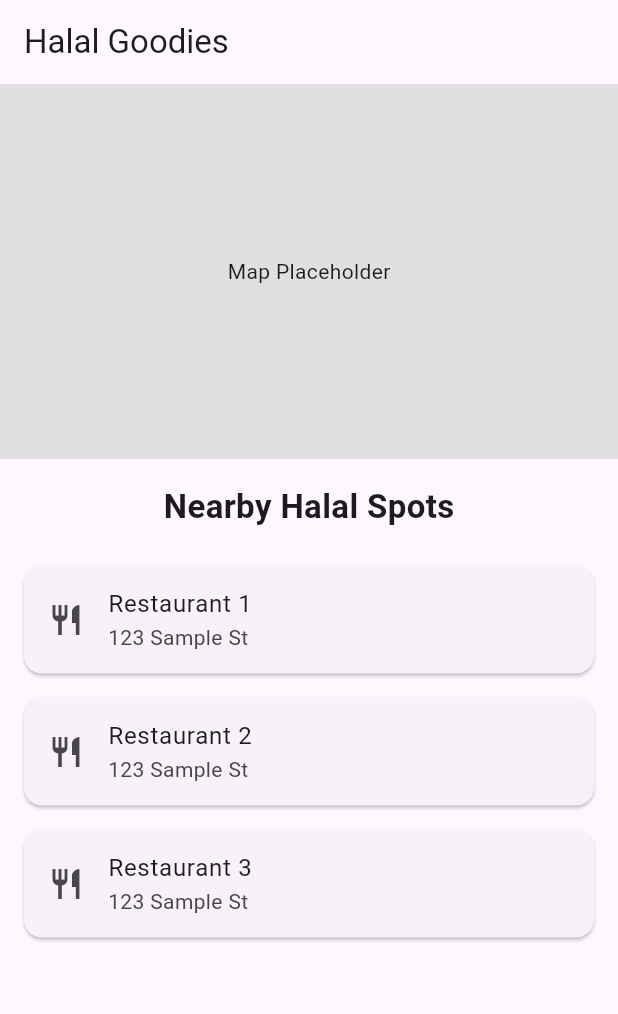
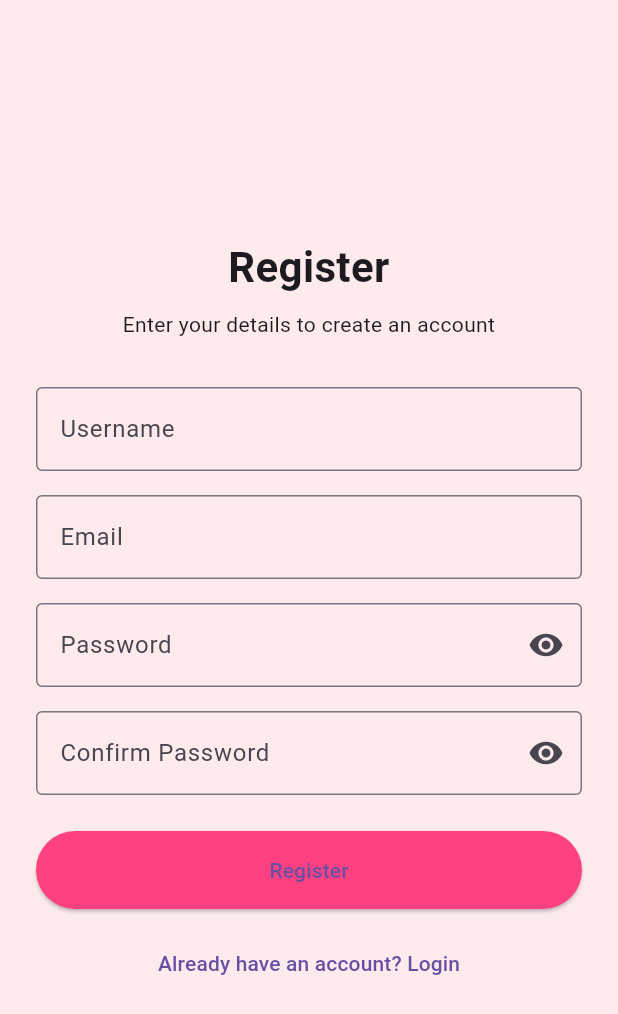
Before and after one commit to June-cpu/Halal-Goodies, a Flutter app: the screen it shows after launch, on a phone screen of 412 x 824 dp. Shown: the top 1014 px of the screen. Run offline on Flutter 3.47's test engine with Material 3 defaults, Android fonts, the phone set to English and light mode, and no system bars; our stand-ins replace firebase_core; accounts and stored records are empty.

Commit message:
Register Screens Added

```diff
--- a/lib/main.dart
+++ b/lib/main.dart
@@ -1,6 +1,6 @@
 import 'package:flutter/material.dart';
 import 'package:halal_goodies/services/firebase_initializer.dart';
-import 'package:halal_goodies/screens/home_screen.dart';
+import 'screens/register_screen.dart';
 
 void main() async {
   await initializeFirebase();
@@ -13,7 +13,7 @@ class MyApp extends StatelessWidget {
   @override
   Widget build(BuildContext context) {
     return const MaterialApp(
-      home: HomeScreen(),
+      home: RegisterScreen(),
     );
   }
 }
--- /dev/null
+++ b/lib/screens/register_screen.dart
@@ -0,0 +1,166 @@
+import 'package:flutter/material.dart';
+import 'login_screen.dart';
+import 'email_verification_screen.dart';
+
+class RegisterScreen extends StatefulWidget {
+  const RegisterScreen({super.key});
+
+  @override
+  State<RegisterScreen> createState() => _RegisterScreenState();
+}
+
+class _RegisterScreenState extends State<RegisterScreen> {
+  final _formKey = GlobalKey<FormState>();
+
+  final _usernameController = TextEditingController();
+  final _emailController = TextEditingController();
+  final _passwordController = TextEditingController();
+  final _confirmController = TextEditingController();
+
+  bool _obscurePassword = true;
+  bool _obscureConfirm = true;
+
+  @override
+  void dispose() {
+    _usernameController.dispose();
+    _emailController.dispose();
+    _passwordController.dispose();
+    _confirmController.dispose();
+    super.dispose();
+  }
+
+  void _onRegister() {
+    if (_formKey.currentState!.validate()) {
+      print('Form is valid. Registering...');
+      Navigator.push(
+        context,
+        MaterialPageRoute(builder: (_) => const EmailVerificationScreen()),
+      );
+    } else {
+      print('Validation failed');
+    }
+  }
+
+  @override
+  Widget build(BuildContext context) {
+    return Scaffold(
+      backgroundColor: const Color(0xFFFCEAEC),
+      body: Center(
+        child: SingleChildScrollView(
+          padding: const EdgeInsets.all(24),
+          child: Form(
+            key: _formKey,
+            child: Column(
+              crossAxisAlignment: CrossAxisAlignment.stretch,
+              children: [
+                const Text(
+                  "Register",
+                  style: TextStyle(fontSize: 28, fontWeight: FontWeight.bold),
+                  textAlign: TextAlign.center,
+                ),
+                const SizedBox(height: 8),
+                const Text(
+                  "Enter your details to create an account",
+                  textAlign: TextAlign.center,
+                ),
+                const SizedBox(height: 32),
+                TextFormField(
+                  controller: _usernameController,
+                  decoration: const InputDecoration(
+                    labelText: "Username",
+                    border: OutlineInputBorder(),
+                  ),
+                  validator: (value) {
+                    if (value == null || value.isEmpty) {
+                      return 'Please enter your username';
+                    }
+                    return null;
+                  },
+                ),
+                const SizedBox(height: 16),
+                TextFormField(
+                  controller: _emailController,
+                  decoration: const InputDecoration(
+                    labelText: "Email",
+                    border: OutlineInputBorder(),
+                  ),
+                  validator: (value) {
+                    if (value == null || value.isEmpty) {
+                      return 'Please enter your email';
+                    }
+                    if (!RegExp(r'^[^@]+@[^@]+\.[^@]+').hasMatch(value)) {
+                      return 'Please enter a valid email';
+                    }
+                    return null;
+                  },
+                ),
+                const SizedBox(height: 16),
+                TextFormField(
+                  controller: _passwordController,
+                  obscureText: _obscurePassword,
+                  decoration: InputDecoration(
+                    labelText: "Password",
+                    border: const OutlineInputBorder(),
+                    suffixIcon: IconButton(
+                      icon: Icon(_obscurePassword ? Icons.visibility : Icons.visibility_off),
+                      onPressed: () =>
+                          setState(() => _obscurePassword = !_obscurePassword),
+                    ),
+                  ),
+                  validator: (value) {
+                    if (value == null || value.isEmpty) {
+                      return 'Please enter a password';
+                    }
+                    if (value.length < 6) {
+                      return 'Password must be at least 6 characters';
+                    }
+                    return null;
+                  },
+                ),
+                const SizedBox(height: 16),
+                TextFormField(
+                  controller: _confirmController,
+                  obscureText: _obscureConfirm,
+                  decoration: InputDecoration(
+                    labelText: "Confirm Password",
+                    border: const OutlineInputBorder(),
+                    suffixIcon: IconButton(
+                      icon: Icon(_obscureConfirm ? Icons.visibility : Icons.visibility_off),
+                      onPressed: () =>
+                          setState(() => _obscureConfirm = !_obscureConfirm),
+                    ),
+                  ),
+                  validator: (value) {
+                    if (value != _passwordController.text) {
+                      return 'Passwords do not match';
+                    }
+                    return null;
+                  },
+                ),
+                const SizedBox(height: 24),
+                ElevatedButton(
+                  onPressed: _onRegister,
+                  style: ElevatedButton.styleFrom(
+                    backgroundColor: Colors.pinkAccent,
+                    padding: const EdgeInsets.symmetric(vertical: 16),
+                  ),
+                  child: const Text("Register"),
+                ),
+                const SizedBox(height: 12),
+                TextButton(
+                  onPressed: () {
+                    Navigator.push(
+                      context,
+                      MaterialPageRoute(builder: (_) => const LoginScreen()),
+                    );
+                  },
+                  child: const Text("Already have an account? Login"),
+                ),
+              ],
+            ),
+          ),
+        ),
+      ),
+    );
+  }
+}
```
Also changed, not shown: lib/screens/email_verification_screen.dart (added, +60 -0 lines), lib/screens/forgot_password_screen.dart (added, +73 -0 lines), lib/screens/login_screen.dart (added, +117 -0 lines), pubspec.yaml (+3 -9 lines), assets/images/halal_goodies_logo.png (added).
